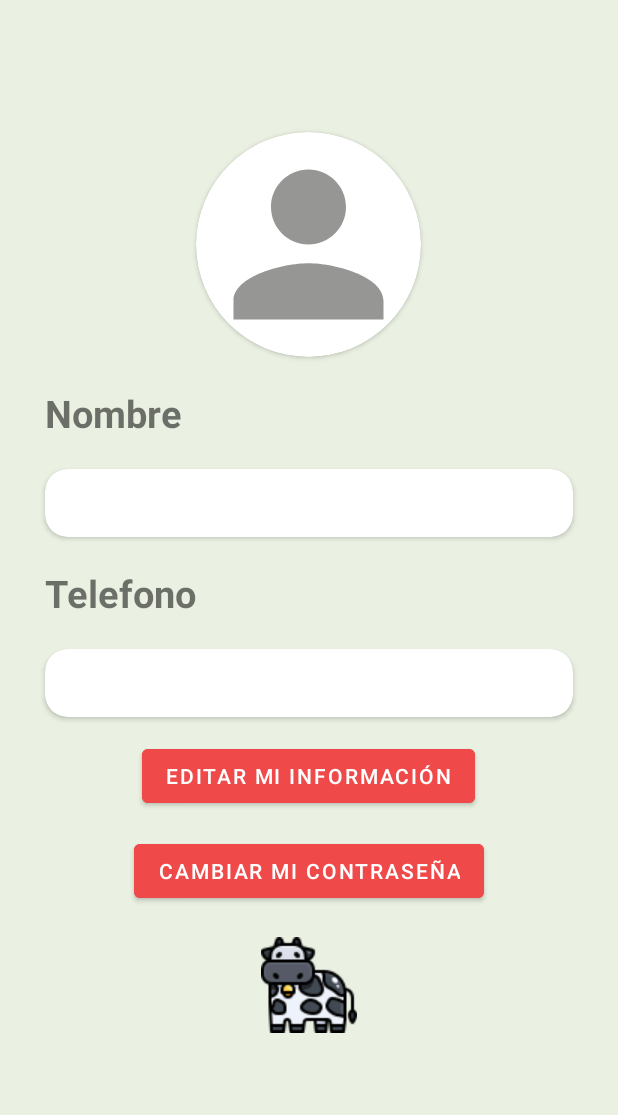
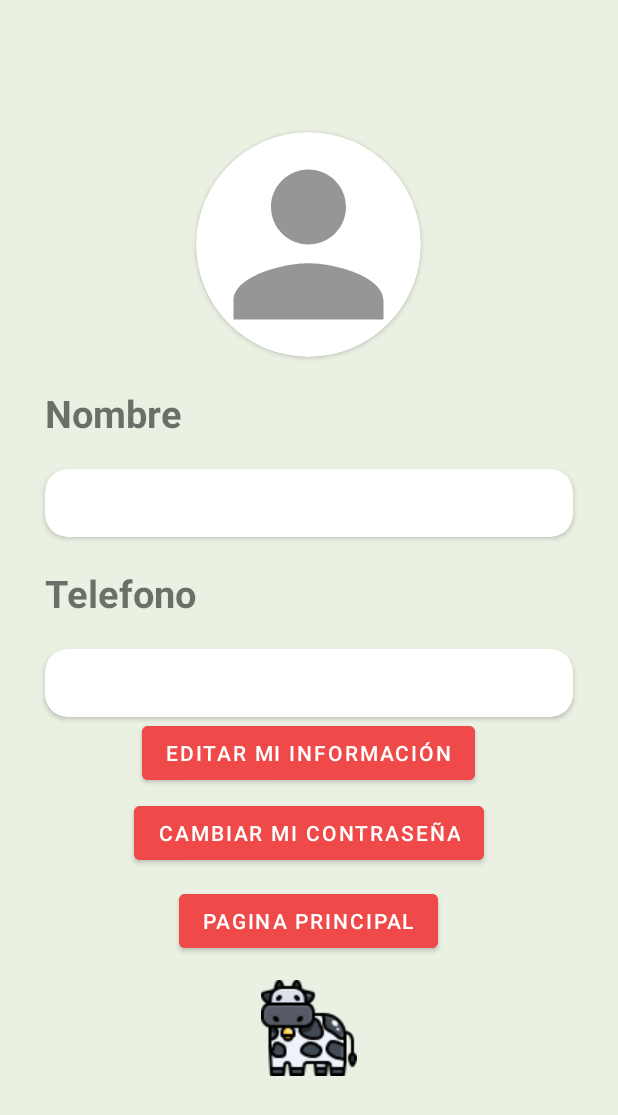
Before and after one commit to JuanPCFdev/ProyectoGanadero, an Android app: the UserActivity screen opened directly, with no data from a screen before it, on a phone screen of 412 x 824 dp. Shown: the top 1115 px of the screen. Run offline under Robolectric (Android 15) with nearby library versions, the phone set to English and light mode, and no system bars; our stand-ins replace Firebase (no records; nobody signed in at launch, a user with empty details on screens opened directly).

Commit message:
User goToHome

```diff
--- a/app/src/main/java/com/jpdev/proyectoganadero/ui/User/Consult/UserActivity.kt
+++ b/app/src/main/java/com/jpdev/proyectoganadero/ui/User/Consult/UserActivity.kt
@@ -8,6 +8,7 @@ import com.jpdev.proyectoganadero.R
 import com.jpdev.proyectoganadero.data.network.FirebaseInstance
 import com.jpdev.proyectoganadero.databinding.ActivityUserBinding
 import com.jpdev.proyectoganadero.domain.model.User
+import com.jpdev.proyectoganadero.ui.Home.HomePageActivity
 import kotlinx.coroutines.Dispatchers
 import kotlinx.coroutines.GlobalScope
 import kotlinx.coroutines.launch
@@ -24,17 +25,22 @@ class UserActivity : AppCompatActivity() {
 
         val key = intent.extras?.getString("userKey") //Este es el id del usuario
 
-        initListeners()
+        initListeners(key)
         getUserData(key)
-
     }
 
-    private fun initListeners(){
+    private fun initListeners(key: String?){
         binding.btnEditInfo.setOnClickListener {
             //Go to edit info
         }
         binding.btnChangePassword.setOnClickListener {
             //Go to change password
+        }
+        binding.btnGoToHome.setOnClickListener {
+            val intent = Intent(this,HomePageActivity::class.java)
+            intent.putExtra("userKey",key)
+            startActivity(intent)
+            finish()
         }
     }
 
--- a/app/src/main/res/layout/activity_user.xml
+++ b/app/src/main/res/layout/activity_user.xml
@@ -84,7 +84,6 @@
         android:id="@+id/btnEditInfo"
         android:layout_width="wrap_content"
         android:layout_height="wrap_content"
-        android:layout_margin="15dp"
         android:backgroundTint="@color/button_red"
         android:text="@string/User_EditInfo" />
 
@@ -92,13 +91,22 @@
         android:id="@+id/btnChangePassword"
         android:layout_width="wrap_content"
         android:layout_height="wrap_content"
+        android:layout_margin="5dp"
         android:backgroundTint="@color/button_red"
         android:text="@string/User_ChangePassword" />
+
+    <Button
+        android:id="@+id/btnGoToHome"
+        android:layout_width="wrap_content"
+        android:layout_height="wrap_content"
+        android:layout_margin="5dp"
+        android:backgroundTint="@color/button_red"
+        android:text="@string/User_goToHomePage" />
 
     <ImageView
         android:layout_width="wrap_content"
         android:layout_height="wrap_content"
-        android:layout_margin="20dp"
+        android:layout_margin="10dp"
         android:src="@drawable/cow_icon" />
 
 </LinearLayout>
--- a/app/src/main/res/values/strings.xml
+++ b/app/src/main/res/values/strings.xml
@@ -44,4 +44,5 @@
     <string name="Finance_description2">Los botones mostrados a continuación le permiten realizar el registro de un recibo de compra en caso de adquirir un nuevo producto o un recibo de venta en caso de vender ganado </string>
     <string name="User_EditInfo">Editar mi información</string>
     <string name="User_ChangePassword">Cambiar mi contraseña</string>
+    <string name="User_goToHomePage">Pagina Principal</string>
 </resources>
```
